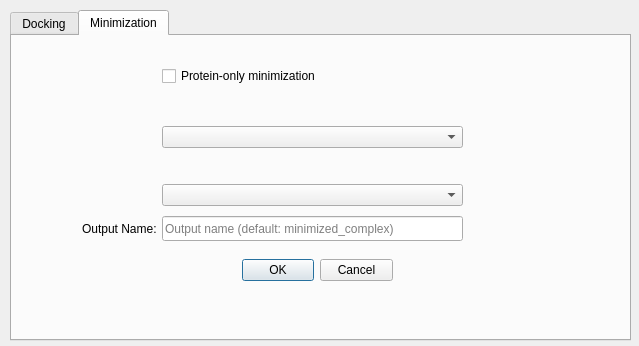
Old version of the form pymol_docking_plugin/GUI.ui in the repository HiteSit/PyMol_Fitter.
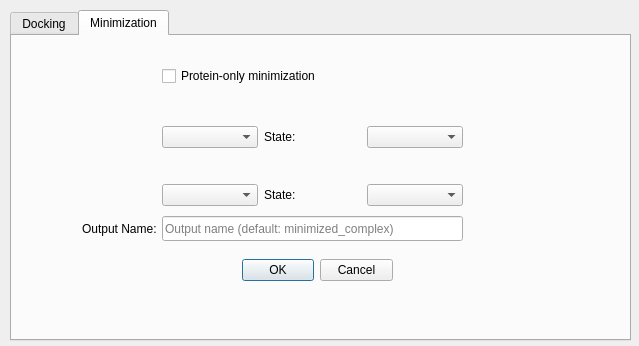
New version of the form. The open tabs and pages were chosen to show the change.

Commit message: State Implementation. Needs a bit more testing

The edit to the form file:
```diff
--- a/pymol_docking_plugin/GUI.ui
+++ b/pymol_docking_plugin/GUI.ui
@@ -140,10 +140,38 @@
      </property>
      <layout class="QVBoxLayout" name="verticalLayout_3">
       <item>
-       <widget class="QComboBox" name="protein_chooser_MD"/>
+       <layout class="QHBoxLayout" name="protein_state_layout">
+        <item>
+         <widget class="QComboBox" name="protein_chooser_MD"/>
+        </item>
+        <item>
+         <widget class="QLabel" name="protein_state_label">
+          <property name="text">
+           <string>State:</string>
+          </property>
+         </widget>
+        </item>
+        <item>
+         <widget class="QComboBox" name="protein_state_chooser"/>
+        </item>
+       </layout>
       </item>
       <item>
-       <widget class="QComboBox" name="ligand_chooser_MD"/>
+       <layout class="QHBoxLayout" name="ligand_state_layout">
+        <item>
+         <widget class="QComboBox" name="ligand_chooser_MD"/>
+        </item>
+        <item>
+         <widget class="QLabel" name="ligand_state_label">
+          <property name="text">
+           <string>State:</string>
+          </property>
+         </widget>
+        </item>
+        <item>
+         <widget class="QComboBox" name="ligand_state_chooser"/>
+        </item>
+       </layout>
       </item>
      </layout>
     </widget>
```
The commit also changes 2 other files.
